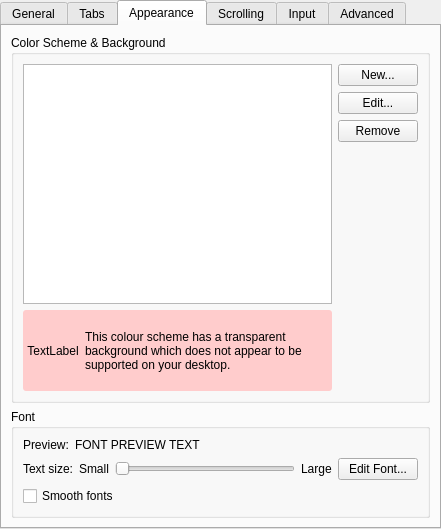
Qt form src/EditProfileDialog.ui (KDE/konsole) before a commit.
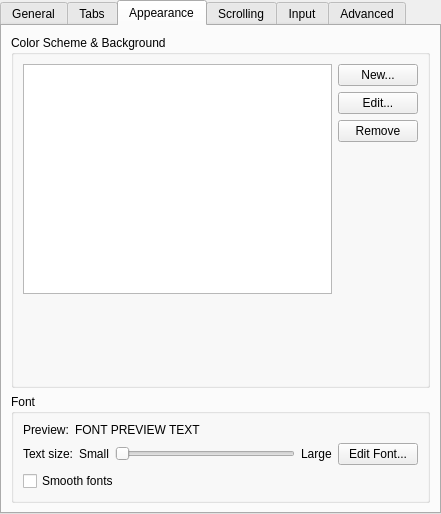
The same form after that commit. The open tabs and pages were chosen to show the change. Custom widgets are drawn as their Qt base class.

Commit message:
Use a new warning box widget for the 'transparency not supported' warning labels. The new widget respects the current KDE color scheme.

Squashed commit of the following:

commit c7d81f7c65d2be87a4b70f485da6ec1b91be76b9

    Use the warning box for the 'transparency not supported' warning display in the color scheme and profile editors.

commit e4149b67588123540144f0496257194058c92fe4

    Add WarninBox to build.

commit d82adc02b9aad6cb99660a9b2d48cce2e3c42418

    Add a generic warning box widget which uses colors from the current KDE color scheme.

Diff of the .ui file:
```diff
--- a/src/EditProfileDialog.ui
+++ b/src/EditProfileDialog.ui
@@ -6,7 +6,7 @@
     <x>0</x>
     <y>0</y>
     <width>441</width>
-    <height>529</height>
+    <height>514</height>
    </rect>
   </property>
   <layout class="QHBoxLayout" >
@@ -389,7 +389,7 @@
         <x>0</x>
         <y>0</y>
         <width>429</width>
-        <height>489</height>
+        <height>476</height>
        </rect>
       </property>
       <attribute name="title" >
@@ -462,41 +462,7 @@
            </spacer>
           </item>
           <item row="5" column="0" >
-           <widget class="QWidget" native="1" name="transparencyWarningWidget" >
-            <property name="autoFillBackground" >
-             <bool>false</bool>
-            </property>
-            <property name="styleSheet" >
-             <string notr="true" >* { background-color: #FFCCCC ; border-radius: 3px }</string>
-            </property>
-            <layout class="QHBoxLayout" >
-             <property name="margin" >
-              <number>4</number>
-             </property>
-             <item>
-              <widget class="QLabel" name="transparencyWarningIcon" >
-               <property name="styleSheet" >
-                <string notr="true" />
-               </property>
-               <property name="text" >
-                <string>TextLabel</string>
-               </property>
-               <property name="alignment" >
-                <set>Qt::AlignCenter</set>
-               </property>
-              </widget>
-             </item>
-             <item>
-              <widget class="QLabel" name="transparencyWarningLabel" >
-               <property name="text" >
-                <string>This colour scheme has a transparent background which does not appear to be supported on your desktop.</string>
-               </property>
-               <property name="wordWrap" >
-                <bool>true</bool>
-               </property>
-              </widget>
-             </item>
-            </layout>
+           <widget class="Konsole::WarningBox" native="1" name="transparencyWarningWidget" >
            </widget>
           </item>
          </layout>
@@ -1173,6 +1139,12 @@
    <extends>QLineEdit</extends>
    <header>klineedit.h</header>
   </customwidget>
+  <customwidget>
+   <class>Konsole::WarningBox</class>
+   <extends>QWidget</extends>
+   <header>WarningBox.h</header>
+   <container>1</container>
+  </customwidget>
  </customwidgets>
  <resources/>
  <connections/>
```
Left out of the diff: 10 changed lines with no effect on the pictures. The commit also changes 6 other files.
